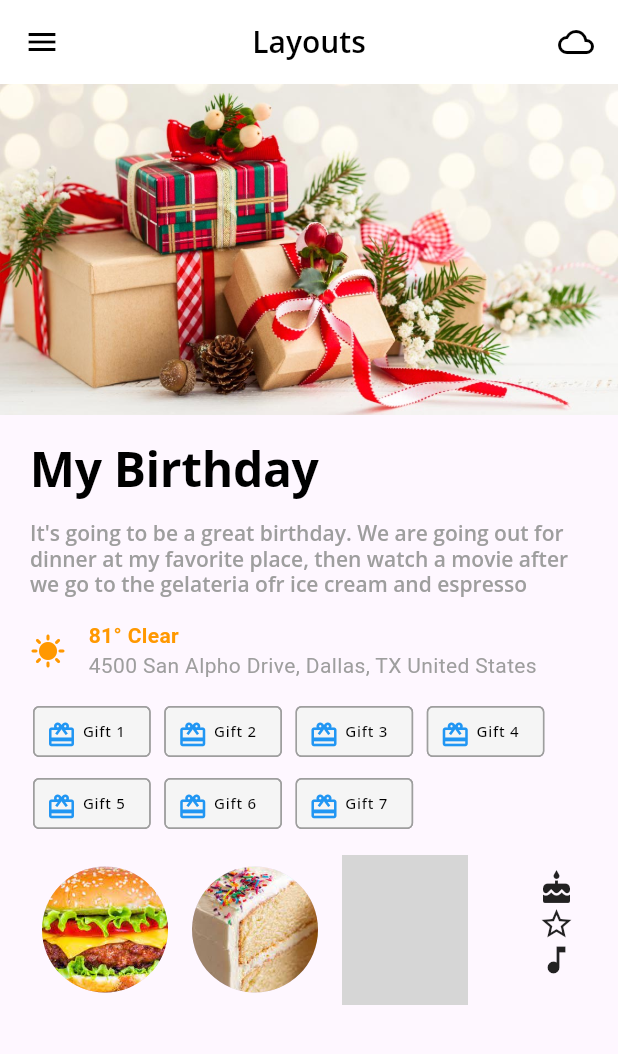
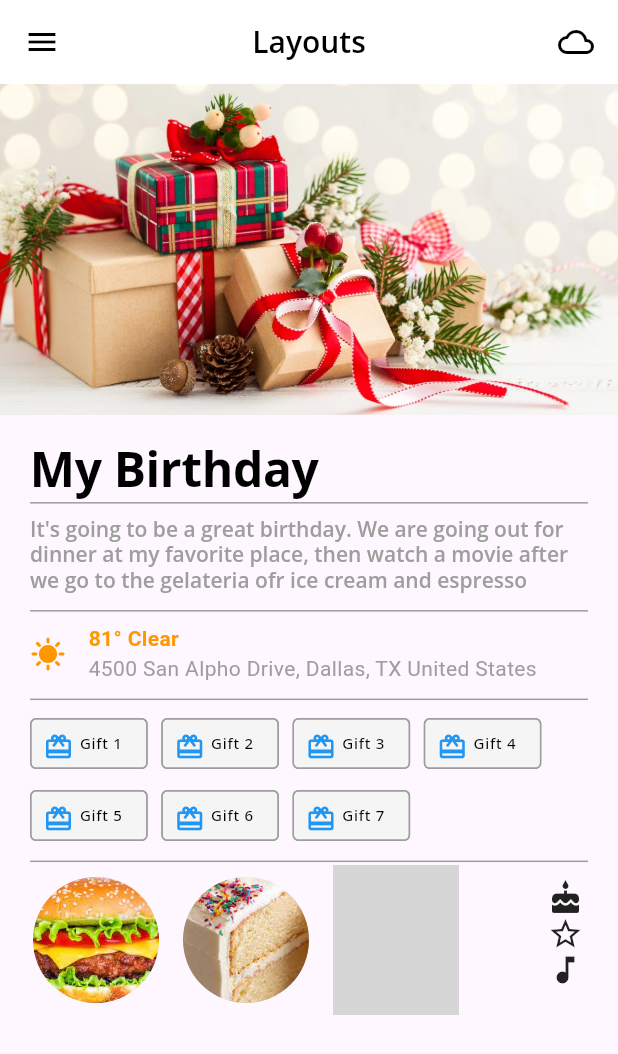
Before and after one commit to maquico/DesarrolloMovil, a Flutter app: the screen it shows after launch, on a phone screen of 412 x 824 dp. Shown: the top 1054 px of the screen. Run offline on Flutter 3.47's test engine with Material 3 defaults, Android fonts, the light colour scheme and no system bars; our stand-ins replace audioplayers, get, google_fonts; grey boxes are pictures that could not be loaded.

Commit message:
dividers

```diff
--- a/ids349_ejercicio_grupal/lib/screens/entry_detail/entry_detail_screen.dart
+++ b/ids349_ejercicio_grupal/lib/screens/entry_detail/entry_detail_screen.dart
@@ -3,7 +3,6 @@ import '../widgets/entry_detail/gift_section.dart';
 import '../widgets/entry_detail/weather_section.dart';
 import '../widgets/entry_detail/meal_section.dart';
 import '../widgets/shared/app_bar_title.dart';
-
 
 class EntryDetail extends StatelessWidget {
   const EntryDetail({
@@ -31,36 +30,52 @@ class EntryDetail extends StatelessWidget {
               child: Padding(
                 padding: const EdgeInsets.only(
                     left: 20.0, right: 20.0, top: 10.0, bottom: 10.0),
-                child: Column(
-                  crossAxisAlignment: CrossAxisAlignment.start,
-                  children: [
-                    Padding(
-                      padding: const EdgeInsets.only(top: 8.0, bottom: 8.0),
+                child: ListView.separated(
+                  shrinkWrap: true,
+                  physics: const NeverScrollableScrollPhysics(),
+                  itemCount: 5, // Number of items including sections
+                  separatorBuilder: (BuildContext context, int index) =>
+                      const Divider(height: 1, color: Colors.grey), // Divider
+                  itemBuilder: (BuildContext context, int index) {
+                    switch (index) {
+                      case 0:
+                        return Padding(
+                          padding:
+                          const EdgeInsets.only(top: 8.0, bottom: 4.0),
                           child: Text(
                             title,
                             style: theme.textTheme.displayLarge,
                           ),
-                    ),
-                    Padding(
-                      padding: const EdgeInsets.only(top: 8.0, bottom: 8.0),
+                        );
+                      case 1:
+                        return Padding(
+                          padding:
+                          const EdgeInsets.only(top: 8.0, bottom: 12.0),
                           child: Text(
                             text,
                             style: theme.textTheme.displaySmall,
                           ),
-                    ),
-                    const Padding(
-                      padding: EdgeInsets.only(top: 8.0, bottom: 8.0),
+                        );
+                      case 2:
+                        return const Padding(
+                          padding:
+                          EdgeInsets.only(top: 8.0, bottom: 10.0),
                           child: MeteoSection(),
-                    ),
-                    const Padding(
-                      padding: EdgeInsets.all(2.0),
+                        );
+                      case 3:
+                        return const Padding(
+                          padding: EdgeInsets.only(top: 5, bottom: 6),
                           child: GiftSection(),
-                    ),
-                    Padding(
-                      padding: const EdgeInsets.all(8.0),
+                        );
+                      case 4:
+                        return Padding(
+                          padding: const EdgeInsets.all(2.0),
                           child: MealSection(),
-                    ),
-                  ],
+                        );
+                      default:
+                        return const SizedBox.shrink();
+                    }
+                  },
                 ),
               ),
             )
--- a/ids349_ejercicio_grupal/lib/screens/widgets/entry_detail/gift_section.dart
+++ b/ids349_ejercicio_grupal/lib/screens/widgets/entry_detail/gift_section.dart
@@ -18,14 +18,14 @@ class GiftSection extends StatelessWidget {
               'Gift $i',
               style: theme.textTheme.labelSmall,
             ),
-            avatar: Icon(
+            avatar: const Icon(
               Icons.card_giftcard,
               color: Colors.blue,
               size: 20,
             ),
             shape: RoundedRectangleBorder(
               borderRadius: BorderRadius.circular(4.0),
-              side: BorderSide(color: Colors.grey),
+              side: const BorderSide(color: Colors.grey),
             ),
             backgroundColor: Colors.grey.shade100,
           ),
--- a/ids349_ejercicio_grupal/lib/screens/widgets/entry_detail/meal_section.dart
+++ b/ids349_ejercicio_grupal/lib/screens/widgets/entry_detail/meal_section.dart
@@ -10,6 +10,8 @@ class MealSection extends StatelessWidget {
     "assets/images/drink.jpeg",
     "assets/images/drink.jpeg",
   ];
+
+  MealSection({super.key});
 
   @override
   Widget build(BuildContext context) {
@@ -26,9 +28,9 @@ class MealSection extends StatelessWidget {
                   scrollDirection: Axis.horizontal,
                   itemCount: imagePaths.length,
                   itemBuilder: (context, index) {
-                    EdgeInsets padding = EdgeInsets.symmetric(horizontal: 8.0);
+                    EdgeInsets padding = const EdgeInsets.symmetric(horizontal: 8.0);
                     if (index == 0) {
-                      padding = EdgeInsets.only(right: 8.0);
+                      padding = const EdgeInsets.only(right: 8.0);
                     }
                     return Padding(
                       padding: padding,
@@ -41,8 +43,8 @@ class MealSection extends StatelessWidget {
                 ),
               ),
               // SizedBox with Stack of icons
-              SizedBox(
-                width: 60.0,
+              const SizedBox(
+                width: 70.0,
                 height: 80.0,
                 child: Padding(
                   padding: EdgeInsets.only(
--- a/ids349_ejercicio_grupal/lib/screens/widgets/entry_detail/weather_section.dart
+++ b/ids349_ejercicio_grupal/lib/screens/widgets/entry_detail/weather_section.dart
@@ -7,7 +7,7 @@ class MeteoSection extends StatelessWidget {
 
   @override
   Widget build(BuildContext context) {
-    return Row(
+    return const Row(
       children: [
         Column(
           children: [
```
Lines whose indentation alone changed are shown as unchanged.
